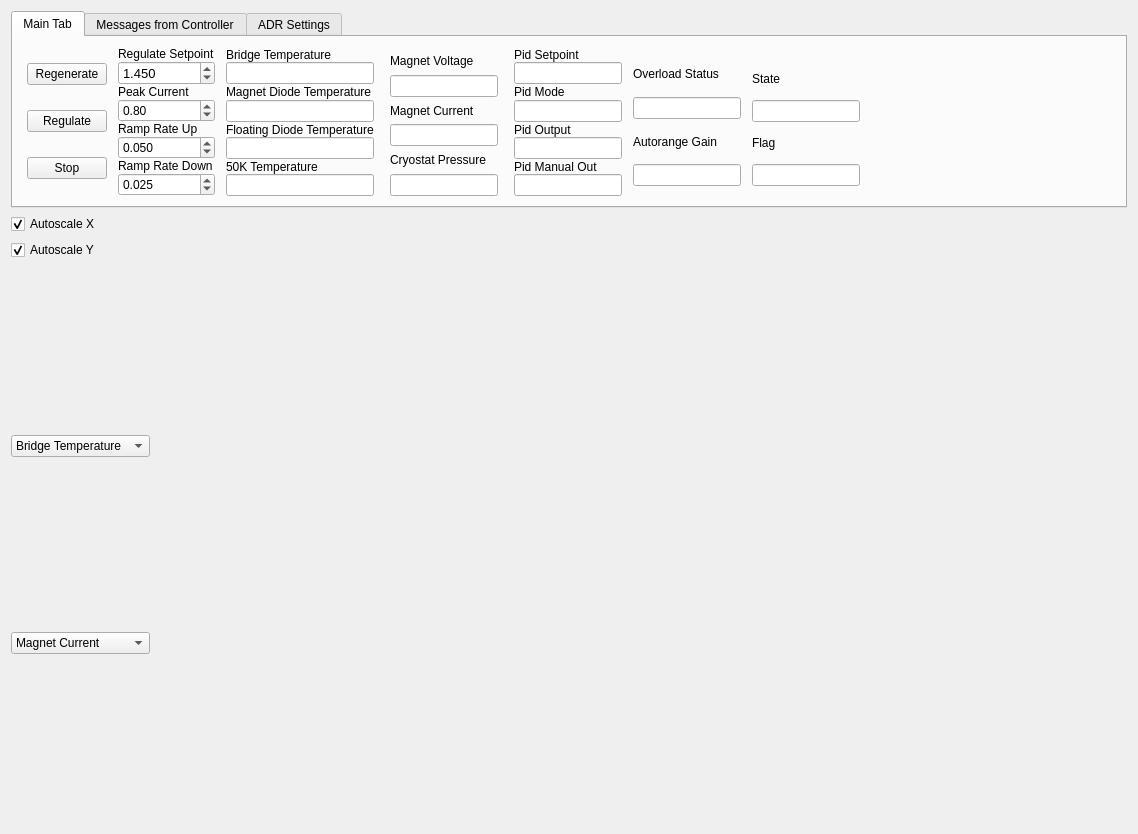
Old version of the form ui_devel/gui.ui in the repository ColumbiaCMB/adr_control.
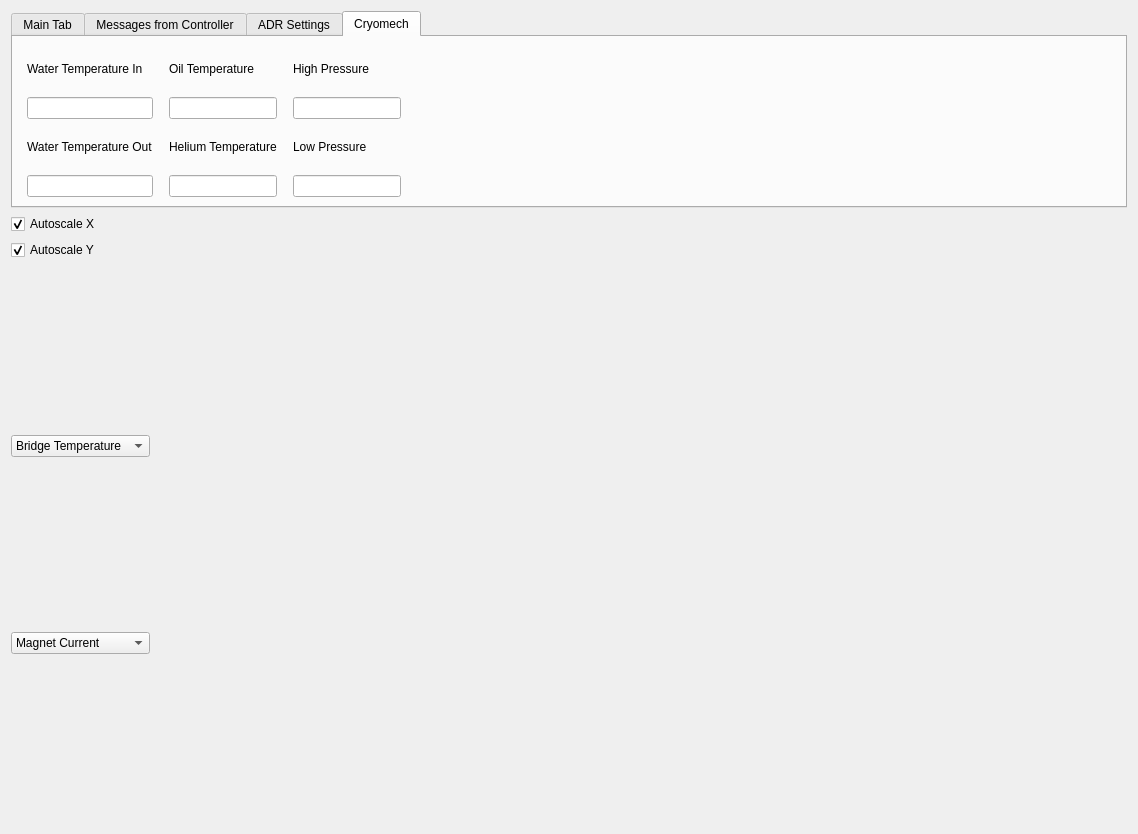
New version of the form. The open tabs and pages were chosen to show the change.

Commit message: Integrated cryomech server with the existing program. Cryomech_server is a python object that the gui connects to. The gui has a new tab that displays important values from the cryomech. Data_logger also now logs cryomech data. I have revamped it as well: it now automatically creates a separate group for each dictionary with a different "group" key. This means that the written netcdf files now have all the variables under either 'cryomech' or 'sim900'.

The edit to the form file:
```diff
--- a/ui_devel/gui.ui
+++ b/ui_devel/gui.ui
@@ -844,19 +844,6 @@
         </rect>
        </property>
       </widget>
-      <widget class="QLabel" name="label_20">
-       <property name="geometry">
-        <rect>
-         <x>50</x>
-         <y>10</y>
-         <width>241</width>
-         <height>16</height>
-        </rect>
-       </property>
-       <property name="text">
-        <string>Other ramp settings here as well</string>
-       </property>
-      </widget>
       <widget class="QLabel" name="label_22">
        <property name="geometry">
         <rect>
@@ -904,6 +891,180 @@
        </property>
       </widget>
      </widget>
+     <widget class="QWidget" name="tab_2">
+      <attribute name="title">
+       <string>Cryomech</string>
+      </attribute>
+      <layout class="QGridLayout" name="gridLayout_7">
+       <item row="0" column="0">
+        <layout class="QGridLayout" name="gridLayout_6">
+         <item row="0" column="3">
+          <spacer name="horizontalSpacer_4">
+           <property name="orientation">
+            <enum>Qt::Horizontal</enum>
+           </property>
+           <property name="sizeHint" stdset="0">
+            <size>
+             <width>40</width>
+             <height>20</height>
+            </size>
+           </property>
+          </spacer>
+         </item>
+         <item row="0" column="0">
+          <layout class="QVBoxLayout" name="verticalLayout_11">
+           <property name="leftMargin">
+            <number>5</number>
+           </property>
+           <property name="rightMargin">
+            <number>5</number>
+           </property>
+           <item>
+            <widget class="QLabel" name="label_24">
+             <property name="text">
+              <string>Water Temperature In</string>
+             </property>
+            </widget>
+           </item>
+           <item>
+            <widget class="QLineEdit" name="temp_water_in_value">
+             <property name="sizePolicy">
+              <sizepolicy hsizetype="Minimum" vsizetype="Fixed">
+               <horstretch>0</horstretch>
+               <verstretch>0</verstretch>
+              </sizepolicy>
+             </property>
+             <property name="readOnly">
+              <bool>true</bool>
+             </property>
+            </widget>
+           </item>
+           <item>
+            <widget class="QLabel" name="label_20">
+             <property name="text">
+              <string>Water Temperature Out</string>
+             </property>
+            </widget>
+           </item>
+           <item>
+            <widget class="QLineEdit" name="temp_water_out_value">
+             <property name="sizePolicy">
+              <sizepolicy hsizetype="Minimum" vsizetype="Fixed">
+               <horstretch>0</horstretch>
+               <verstretch>0</verstretch>
+              </sizepolicy>
+             </property>
+             <property name="readOnly">
+              <bool>true</bool>
+             </property>
+            </widget>
+           </item>
+          </layout>
+         </item>
+         <item row="0" column="1">
+          <layout class="QVBoxLayout" name="verticalLayout_12">
+           <property name="leftMargin">
+            <number>5</number>
+           </property>
+           <property name="rightMargin">
+            <number>5</number>
+           </property>
+           <item>
+            <widget class="QLabel" name="label_26">
+             <property name="text">
+              <string>Oil Temperature</string>
+             </property>
+            </widget>
+           </item>
+           <item>
+            <widget class="QLineEdit" name="temp_oil_value">
+             <property name="sizePolicy">
+              <sizepolicy hsizetype="Minimum" vsizetype="Fixed">
+               <horstretch>0</horstretch>
+               <verstretch>0</verstretch>
+              </sizepolicy>
+             </property>
+             <property name="readOnly">
+              <bool>true</bool>
+             </property>
+            </widget>
+           </item>
+           <item>
+            <widget class="QLabel" name="label_25">
+             <property name="text">
+              <string>Helium Temperature</string>
+             </property>
+            </widget>
+           </item>
+           <item>
+            <widget class="QLineEdit" name="temp_helium_value">
+             <property name="sizePolicy">
+              <sizepolicy hsizetype="Minimum" vsizetype="Fixed">
+               <horstretch>0</horstretch>
+               <verstretch>0</verstretch>
+              </sizepolicy>
+             </property>
+             <property name="readOnly">
+              <bool>true</bool>
+             </property>
+            </widget>
+           </item>
+          </layout>
+         </item>
+         <item row="0" column="2">
+          <layout class="QVBoxLayout" name="verticalLayout_13">
+           <property name="leftMargin">
+            <number>5</number>
+           </property>
+           <property name="rightMargin">
+            <number>5</number>
+           </property>
+           <item>
+            <widget class="QLabel" name="label_28">
+             <property name="text">
+              <string>High Pressure</string>
+             </property>
+            </widget>
+           </item>
+           <item>
+            <widget class="QLineEdit" name="avg_pressure_high_value">
+             <property name="sizePolicy">
+              <sizepolicy hsizetype="Minimum" vsizetype="Fixed">
+               <horstretch>0</horstretch>
+               <verstretch>0</verstretch>
+              </sizepolicy>
+             </property>
+             <property name="readOnly">
+              <bool>true</bool>
+             </property>
+            </widget>
+           </item>
+           <item>
+            <widget class="QLabel" name="label_27">
+             <property name="text">
+              <string>Low Pressure</string>
+             </property>
+            </widget>
+           </item>
+           <item>
+            <widget class="QLineEdit" name="avg_pressure_low_value">
+             <property name="sizePolicy">
+              <sizepolicy hsizetype="Minimum" vsizetype="Fixed">
+               <horstretch>0</horstretch>
+               <verstretch>0</verstretch>
+              </sizepolicy>
+             </property>
+             <property name="readOnly">
+              <bool>true</bool>
+             </property>
+            </widget>
+           </item>
+          </layout>
+         </item>
+        </layout>
+       </item>
+      </layout>
+     </widget>
     </widget>
    </item>
   </layout>
```
Left out of the diff: 24 changed lines with no effect on the pictures. The commit also changes 5 other files.
